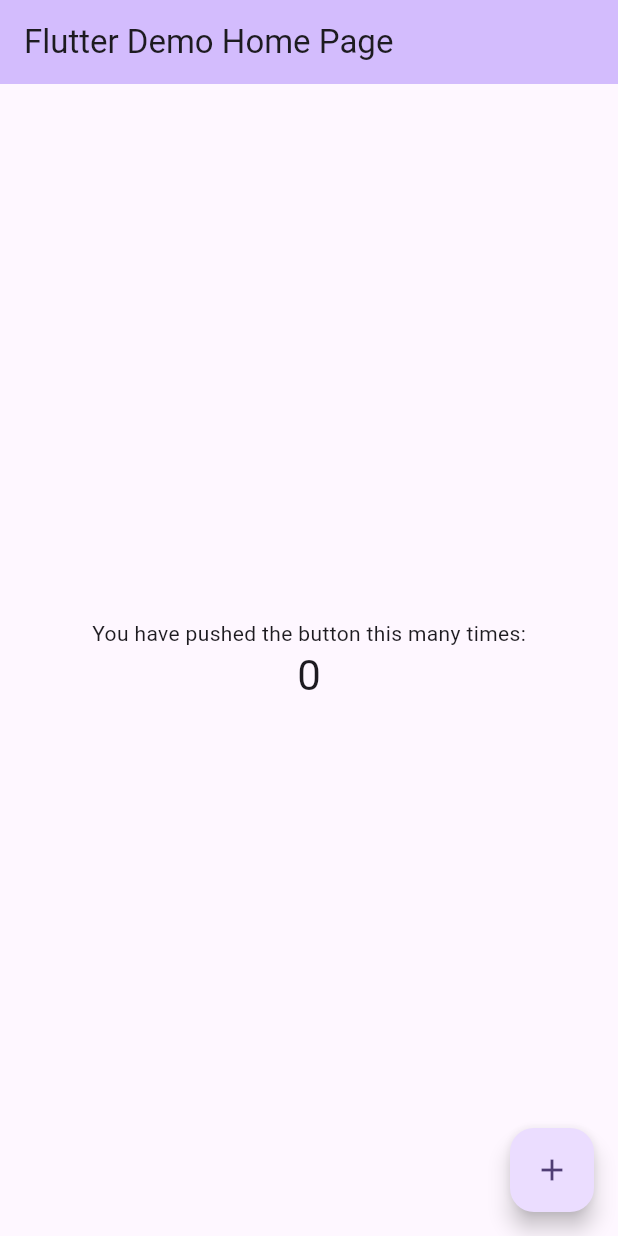
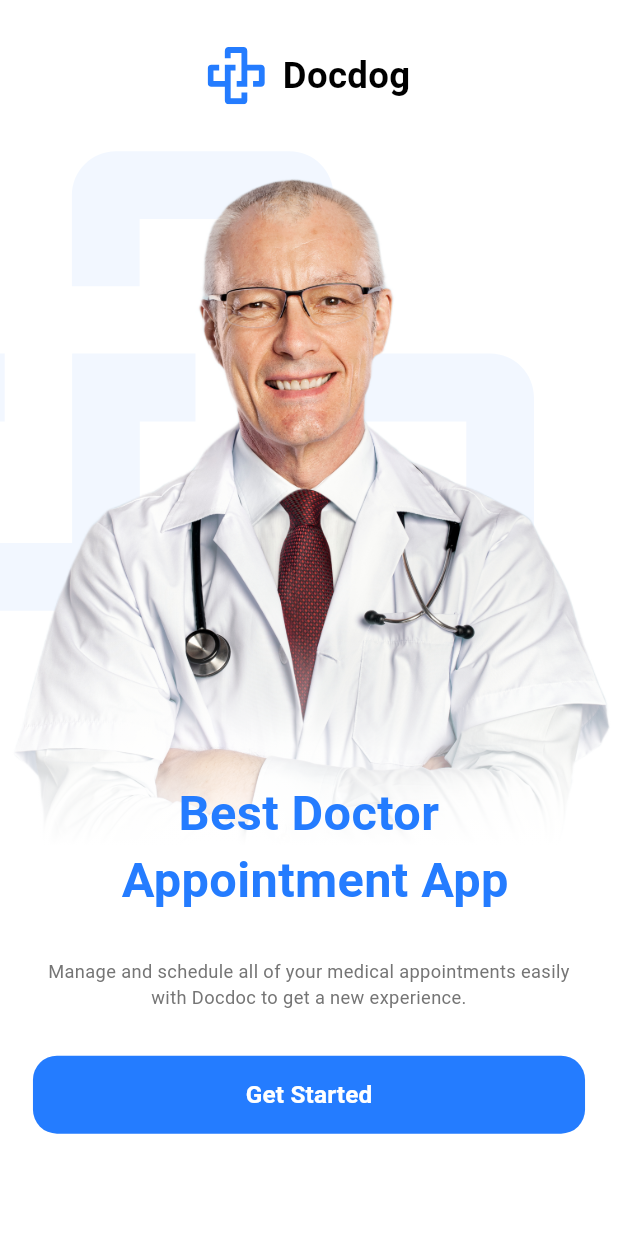
Before and after one commit to mohamedelkerba/new_project, a Flutter app: the screen it shows after launch, on a phone screen of 412 x 824 dp. Run offline on Flutter 3.47's test engine with Material 3 defaults, Android fonts, the phone set to English and light mode, and no system bars; our stand-ins replace flutter_screenutil, flutter_svg.

Commit message:
finish onboarding

```diff
--- /dev/null
+++ b/lib/core/helpers/extensions.dart
@@ -0,0 +1,22 @@
+// This extension provides convenient navigation methods for the BuildContext.
+// It adds methods to easily push, replace, and remove routes within the Navigator.
+
+import 'package:flutter/cupertino.dart';
+
+extension Navigation on BuildContext{
+
+  Future<dynamic> pushNamed(String routeName , {Object? arguments}){
+    return Navigator.of(this).pushNamed(routeName , arguments: arguments);
+  }
+
+  Future<dynamic> pushReplacementNamed(String routeName , {Object? arguments}){
+    return Navigator.of(this).pushReplacementNamed(routeName , arguments: arguments);
+  }
+
+  Future<dynamic> pushNamedAndRemoveUntil(String routeName , {Object? arguments ,required RoutePredicate predicate,}){
+    return Navigator.of(this).pushNamedAndRemoveUntil(routeName ,predicate, arguments: arguments);
+  }
+
+  void pop() => Navigator.of(this).pop;
+
+}
--- /dev/null
+++ b/lib/core/routing/app_router.dart
@@ -0,0 +1,26 @@
+// This AppRouter class defines the app's route generation logic.
+// It provides a way to navigate to different screens based on route names.
+import 'package:flutter/material.dart';
+import 'package:new_project/core/routing/routes.dart';
+import '../../features/onboarding/onboarding_screen.dart';
+
+class AppRouter {
+  Route generateRoute(RouteSettings settings) {
+    // This variable holds any arguments passed to the screen
+    final arguments = settings.arguments;
+
+    switch (settings.name) {
+      case Routes.onBoardingScreen:
+        return MaterialPageRoute(builder: (_) => const OnboardingScreen());
+      case Routes.loginScreen:
+        return MaterialPageRoute(builder: (_) => const Placeholder());
+      default:
+        return MaterialPageRoute(
+            builder: (_) => Scaffold(
+              body: Center(
+                child: Text('No Route Defined For ${settings.name}'),
+              ),
+            ));
+    }
+  }
+}
--- /dev/null
+++ b/lib/core/routing/routes.dart
@@ -0,0 +1,6 @@
+// This Routes class holds the names of all app routes as static constants.
+// It allows for easy and consistent access to route names throughout the app.
+class Routes{
+  static const String  onBoardingScreen ='/onBoardingScreen';
+  static const String loginScreen       = '/loginScreen';
+}
--- /dev/null
+++ b/lib/core/theming/colors.dart
@@ -0,0 +1,8 @@
+import 'package:flutter/material.dart';
+
+class ColorsManager{
+static const primaryColor = Color(0xff247CFF);
+static const grey = Color(0xff757575);
+
+
+}
--- /dev/null
+++ b/lib/core/theming/styles.dart
@@ -0,0 +1,30 @@
+// This TextStyles class provides a collection of reusable text styles for the app.
+// It defines styles with specific font sizes, weights, and colors for consistent typography.
+import 'package:flutter/material.dart';
+import 'package:flutter_screenutil/flutter_screenutil.dart';
+import 'package:new_project/core/theming/colors.dart';
+
+class TextStyles{
+  static TextStyle font24Black700Weight = TextStyle(
+      fontSize: 24.sp,
+      fontWeight: FontWeight.w700,
+      color: Colors.black
+  );
+
+  static TextStyle font32PrimaryBold = TextStyle(
+      fontSize: 32.sp,
+      fontWeight: FontWeight.bold,
+      color: ColorsManager.primaryColor
+  );
+  static TextStyle font12GrayReqular = TextStyle(
+      fontSize: 12.sp,
+      fontWeight: FontWeight.normal,
+      color: ColorsManager.grey
+  );
+
+  static TextStyle font16WhiteSemiBold =  TextStyle(
+    color: Colors.white,
+    fontSize: 16.sp,
+    fontWeight: FontWeight.w700,
+  );
+}
--- /dev/null
+++ b/lib/core/widgets/get_started_button.dart
@@ -0,0 +1,28 @@
+// The GetStartedButton widget is a reusable button for navigation to the login screen.
+// It styles the button with primary color and rounded corners, and uses a custom text style.
+
+import 'package:flutter/material.dart';
+import 'package:new_project/core/helpers/extensions.dart';
+import 'package:new_project/core/theming/colors.dart';
+import 'package:new_project/core/theming/styles.dart';
+import '../routing/routes.dart';
+
+class GetStartedButton extends StatelessWidget {
+  const GetStartedButton({super.key});
+
+  @override
+  Widget build(BuildContext context) {
+    return TextButton(
+        onPressed: () {
+          context.pushNamed(Routes.loginScreen);
+        },
+        style: ButtonStyle(
+            tapTargetSize: MaterialTapTargetSize.shrinkWrap,
+            backgroundColor: MaterialStateProperty.all(ColorsManager.primaryColor),
+            minimumSize: MaterialStateProperty.all(const Size(double.infinity, 52)),
+            shape: MaterialStateProperty.all(RoundedRectangleBorder(
+              borderRadius: BorderRadius.circular(16),
+            ))),
+        child: Text('Get Started', style: TextStyles.font16WhiteSemiBold));
+  }
+}
--- /dev/null
+++ b/lib/doc_app.dart
@@ -0,0 +1,31 @@
+// The DocApp widget serves as the main entry point of the application.
+// It initializes screen dimensions and sets up routing and theming configurations.
+
+import 'package:flutter/material.dart';
+import 'package:flutter_screenutil/flutter_screenutil.dart';
+import 'package:new_project/core/routing/app_router.dart';
+import 'package:new_project/core/theming/colors.dart';
+import 'core/routing/routes.dart';
+
+class DocApp extends StatelessWidget {
+  final AppRouter appRouter;
+  const DocApp({super.key, required this.appRouter});
+
+  @override
+  Widget build(BuildContext context) {
+    return ScreenUtilInit(
+      designSize: const Size (375 , 812),
+      minTextAdapt: true,
+      child: MaterialApp(
+        debugShowCheckedModeBanner: false,
+        initialRoute: Routes.onBoardingScreen,
+        onGenerateRoute: appRouter.generateRoute,
+        title: 'Doc App',
+        theme: ThemeData(
+          primaryColor: ColorsManager.primaryColor,
+          scaffoldBackgroundColor: Colors.white
+        ),
+      ),
+    );
+  }
+}
--- /dev/null
+++ b/lib/features/login/login_screen.dart
@@ -0,0 +1,15 @@
+import 'package:flutter/material.dart';
+
+class LoginScreen extends StatelessWidget {
+  const LoginScreen({super.key});
+
+  @override
+  Widget build(BuildContext context) {
+    return Scaffold(
+      appBar: AppBar(
+        title:  Text('Login Screen '),
+      ),
+      body: Center(child: Text('Login Screen '),),
+    );
+  }
+}
--- /dev/null
+++ b/lib/features/onboarding/onboarding_screen.dart
@@ -0,0 +1,50 @@
+// The OnboardingScreen widget represents the introductory screen of the app.
+// It displays the app logo, an illustration, introductory text, and a "Get Started" button
+
+import 'package:flutter/material.dart';
+import 'package:flutter_screenutil/flutter_screenutil.dart';
+import 'package:new_project/features/onboarding/widgets/doc_logo_and_name.dart';
+import 'package:new_project/features/onboarding/widgets/doctor_image_and_text.dart';
+import '../../core/theming/styles.dart';
+import '../../core/widgets/get_started_button.dart';
+
+class OnboardingScreen extends StatelessWidget {
+  const OnboardingScreen({super.key});
+
+  @override
+  Widget build(BuildContext context) {
+    return Scaffold(
+      body: SafeArea(
+          child: SingleChildScrollView(
+        child: Padding(
+          padding: EdgeInsets.only(top: 30.h, bottom: 30.h),
+          child: Column(
+            children: [
+              const DocLogoAndName(),
+              SizedBox(
+                height: 30.h,
+              ),
+              const DoctorImageAndText(),
+              Padding(
+                padding: EdgeInsets.symmetric(horizontal: 20.w),
+                child: Column(
+                  children: [
+                    Text(
+                      'Manage and schedule all of your medical appointments easily with Docdoc to get a new experience.',
+                      style: TextStyles.font12GrayReqular,
+                      textAlign: TextAlign.center,
+                    ),
+                    SizedBox(
+                      height: 30.h,
+                    ),
+                    const GetStartedButton(),
+                  ],
+                ),
+              )
+            ],
+          ),
+        ),
+      )),
+    );
+  }
+}
--- /dev/null
+++ b/lib/features/onboarding/widgets/doc_logo_and_name.dart
@@ -0,0 +1,25 @@
+// The DocLogoAndName widget displays the app logo and name side by side.
+// It centers the logo and name horizontally and applies a custom text style.
+
+import 'package:flutter/material.dart';
+import 'package:flutter_screenutil/flutter_screenutil.dart';
+import 'package:flutter_svg/flutter_svg.dart';
+import '../../../core/theming/styles.dart';
+
+class DocLogoAndName extends StatelessWidget {
+  const DocLogoAndName({super.key});
+
+  @override
+  Widget build(BuildContext context) {
+    return Row(
+      mainAxisAlignment: MainAxisAlignment.center,
+      children: [
+        SvgPicture.asset('assets/images/doc_icon.svg'),
+        SizedBox(width: 10.w,),
+        Text('Docdog',
+         style: TextStyles.font24Black700Weight,
+        ),
+      ],
+    );
+  }
+}
--- /dev/null
+++ b/lib/features/onboarding/widgets/doctor_image_and_text.dart
@@ -0,0 +1,41 @@
+// The DoctorImageAndText widget displays an image with overlaying text and background.
+// It uses a gradient overlay on the doctor image to create a fade effect.
+
+import 'package:flutter/material.dart';
+import 'package:flutter_svg/svg.dart';
+import '../../../core/theming/styles.dart';
+
+class DoctorImageAndText extends StatelessWidget {
+  const DoctorImageAndText({super.key});
+
+  @override
+  Widget build(BuildContext context) {
+    return Stack(
+        children: [
+      SvgPicture.asset('assets/images/background_doc_icon.svg'),
+      Container(
+        foregroundDecoration:BoxDecoration(
+          gradient:LinearGradient(colors: [
+            Colors.white,
+            Colors.white.withOpacity(0.0),
+          ],
+            begin: Alignment.bottomCenter,
+            end: Alignment.topCenter,
+            stops:  const [0.14 , 0.4]
+
+          )
+        ) ,
+        child: Image.asset('assets/images/on_boarding_doctor_image.png'),
+      ),
+      Positioned(
+        bottom: 30,
+        right: 0,
+        left: 0,
+        child: Text('Best Doctor \n Appointment App',
+          style: TextStyles.font32PrimaryBold.copyWith(height: 1.4),
+          textAlign: TextAlign.center,
+        ),
+      ),
+    ]);
+  }
+}
--- a/lib/main.dart
+++ b/lib/main.dart
@@ -1,125 +1,9 @@
 import 'package:flutter/material.dart';
+import 'package:new_project/doc_app.dart';
+import 'core/routing/app_router.dart';
 
 void main() {
-  runApp(const MyApp());
+  runApp( DocApp(
+    appRouter: AppRouter(),
+  ) );
 }
-
-class MyApp extends StatelessWidget {
-  const MyApp({super.key});
-
-  // This widget is the root of your application.
-  @override
-  Widget build(BuildContext context) {
-    return MaterialApp(
-      title: 'Flutter Advanced',
-      theme: ThemeData(
-        // This is the theme of your application.
-        //
-        // TRY THIS: Try running your application with "flutter run". You'll see
-        // the application has a purple toolbar. Then, without quitting the app,
-        // try changing the seedColor in the colorScheme below to Colors.green
-        // and then invoke "hot reload" (save your changes or press the "hot
-        // reload" button in a Flutter-supported IDE, or press "r" if you used
-        // the command line to start the app).
-        //
-        // Notice that the counter didn't reset back to zero; the application
-        // state is not lost during the reload. To reset the state, use hot
-        // restart instead.
-        //
-        // This works for code too, not just values: Most code changes can be
-        // tested with just a hot reload.
-        colorScheme: ColorScheme.fromSeed(seedColor: Colors.deepPurple),
-        useMaterial3: true,
-      ),
-      home: const MyHomePage(title: 'Flutter Demo Home Page'),
-    );
-  }
-}
-
-class MyHomePage extends StatefulWidget {
-  const MyHomePage({super.key, required this.title});
-
-  // This widget is the home page of your application. It is stateful, meaning
-  // that it has a State object (defined below) that contains fields that affect
-  // how it looks.
-
-  // This class is the configuration for the state. It holds the values (in this
-  // case the title) provided by the parent (in this case the App widget) and
-  // used by the build method of the State. Fields in a Widget subclass are
-  // always marked "final".
-
-  final String title;
-
-  @override
-  State<MyHomePage> createState() => _MyHomePageState();
-}
-
-class _MyHomePageState extends State<MyHomePage> {
-  int _counter = 0;
-
-  void _incrementCounter() {
-    setState(() {
-      // This call to setState tells the Flutter framework that something has
-      // changed in this State, which causes it to rerun the build method below
-      // so that the display can reflect the updated values. If we changed
-      // _counter without calling setState(), then the build method would not be
-      // called again, and so nothing would appear to happen.
-      _counter++;
-    });
-  }
-
-  @override
-  Widget build(BuildContext context) {
-    // This method is rerun every time setState is called, for instance as done
-    // by the _incrementCounter method above.
-    //
-    // The Flutter framework has been optimized to make rerunning build methods
-    // fast, so that you can just rebuild anything that needs updating rather
-    // than having to individually change instances of widgets.
-    return Scaffold(
-      appBar: AppBar(
-        // TRY THIS: Try changing the color here to a specific color (to
-        // Colors.amber, perhaps?) and trigger a hot reload to see the AppBar
-        // change color while the other colors stay the same.
-        backgroundColor: Theme.of(context).colorScheme.inversePrimary,
-        // Here we take the value from the MyHomePage object that was created by
-        // the App.build method, and use it to set our appbar title.
-        title: Text(widget.title),
-      ),
-      body: Center(
-        // Center is a layout widget. It takes a single child and positions it
-        // in the middle of the parent.
-        child: Column(
-          // Column is also a layout widget. It takes a list of children and
-          // arranges them vertically. By default, it sizes itself to fit its
-          // children horizontally, and tries to be as tall as its parent.
-          //
-          // Column has various properties to control how it sizes itself and
-          // how it positions its children. Here we use mainAxisAlignment to
-          // center the children vertically; the main axis here is the vertical
-          // axis because Columns are vertical (the cross axis would be
-          // horizontal).
-          //
-          // TRY THIS: Invoke "debug painting" (choose the "Toggle Debug Paint"
-          // action in the IDE, or press "p" in the console), to see the
-          // wireframe for each widget.
-          mainAxisAlignment: MainAxisAlignment.center,
-          children: <Widget>[
-            const Text(
-              'You have pushed the button this many times:',
-            ),
-            Text(
-              '$_counter',
-              style: Theme.of(context).textTheme.headlineMedium,
-            ),
-          ],
-        ),
-      ),
-      floatingActionButton: FloatingActionButton(
-        onPressed: _incrementCounter,
-        tooltip: 'Increment',
-        child: const Icon(Icons.add),
-      ), // This trailing comma makes auto-formatting nicer for build methods.
-    );
-  }
-}
```
Also changed, not shown: pubspec.yaml (+17 -3 lines), assets/images/background_doc_icon.svg (added), assets/images/doc_icon.svg (added), assets/images/on_boarding_doctor_image.png (added), pubspec.lock, 2 other files.
